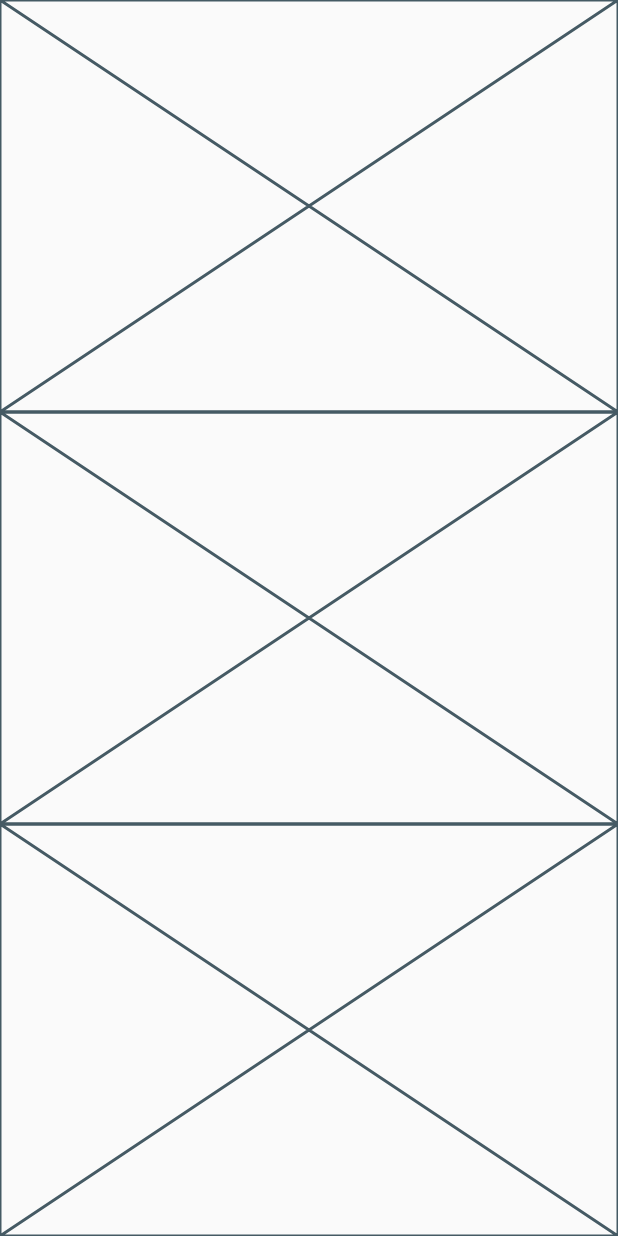
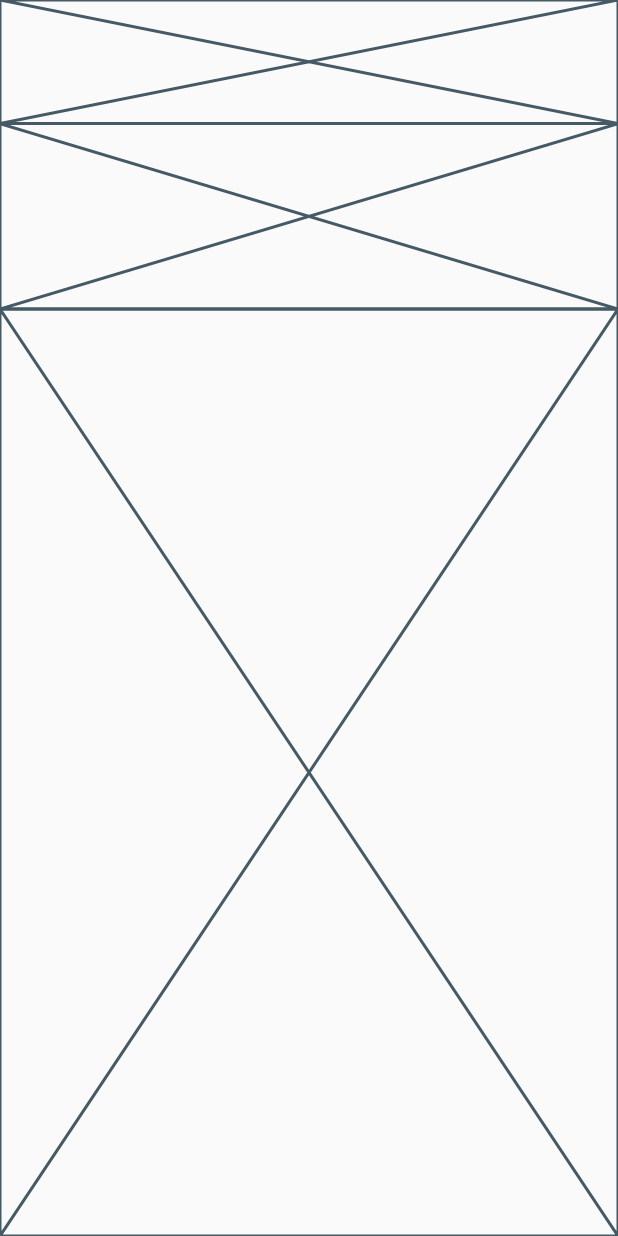
Before and after one commit to JAICHANGPARK/flutter_notebook_8th_story, a Flutter app: the MyCartPage screen opened directly, on a phone screen of 412 x 824 dp. Run offline on Flutter 3.47's test engine with Material 2 defaults, Android fonts, the phone set to English and light mode, and no system bars; our stand-ins replace google_fonts.

Commit message:
Update my_cart_page.dart

```diff
--- a/lib/ep561_fashion_store_app/my_cart_page.dart
+++ b/lib/ep561_fashion_store_app/my_cart_page.dart
@@ -1,5 +1,4 @@
 import 'package:flutter/material.dart';
-
 
 class MyCartPage extends StatefulWidget {
   @override
@@ -13,11 +12,9 @@ class _MyCartPageState extends State<MyCartPage> {
       body: SafeArea(
         child: Column(
           children: [
-            Expanded(child: Placeholder()),
-            Expanded(child: Placeholder()),
-            Expanded(child: Placeholder())
-
-
+            Expanded(flex: 2, child: Placeholder()),
+            Expanded(flex: 3, child: Placeholder()),
+            Expanded(flex: 15, child: Placeholder())
           ],
         ),
       ),
```
